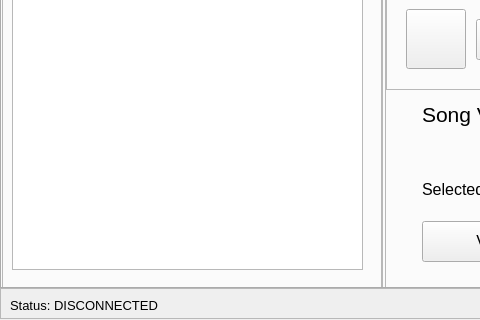
MartinMinkov/Comm-Audio, file Client/client.ui: the form before one commit; both pictures show x 0 to 480 and y 222 to 542 of the 968 by 542 pixel window.
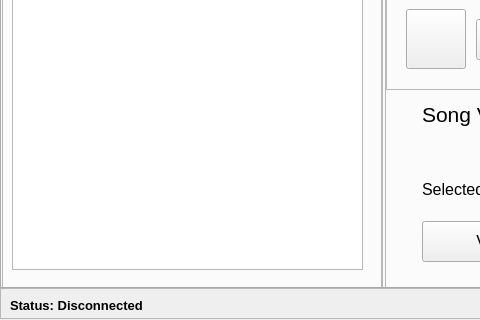
The form after the commit. Icons and pictures are not drawn.

Diff of the .ui file:
```diff
--- a/Client/client.ui
+++ b/Client/client.ui
@@ -1576,10 +1576,12 @@
      <font>
       <family>Segoe UI</family>
       <pointsize>10</pointsize>
+      <weight>75</weight>
+      <bold>true</bold>
      </font>
     </property>
     <property name="text">
-     <string>Status: DISCONNECTED</string>
+     <string>Status: Disconnected</string>
     </property>
    </widget>
   </widget>
```
